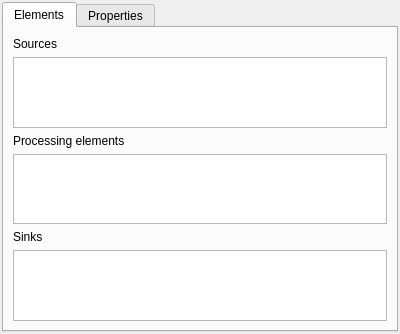
Before: the Qt Designer form branches/newMDE/src/edr/src/plugins/newVdf/ui/TypesWindow.ui in mk4me/hm-mde-one, drawn with Qt 5.
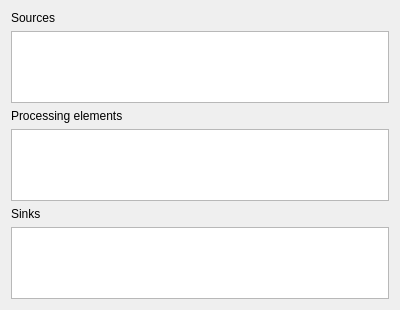
After: the same form once the commit is applied.

Patch:
```diff
--- a/branches/newMDE/src/edr/src/plugins/newVdf/ui/TypesWindow.ui
+++ b/branches/newMDE/src/edr/src/plugins/newVdf/ui/TypesWindow.ui
@@ -14,19 +14,6 @@
    <string>Types</string>
   </property>
   <layout class="QVBoxLayout" name="verticalLayout">
-   <property name="margin">
-    <number>2</number>
-   </property>
-   <item>
-    <widget class="QTabWidget" name="tabWidget">
-     <property name="currentIndex">
-      <number>0</number>
-     </property>
-     <widget class="QWidget" name="elementsTab">
-      <attribute name="title">
-       <string>Elements</string>
-      </attribute>
-      <layout class="QVBoxLayout" name="verticalLayout_2">
        <item>
         <widget class="QLabel" name="label">
          <property name="text">
@@ -76,15 +63,6 @@
          <property name="viewMode">
           <enum>QListView::IconMode</enum>
          </property>
-        </widget>
-       </item>
-      </layout>
-     </widget>
-     <widget class="QWidget" name="propertiesTab">
-      <attribute name="title">
-       <string>Properties</string>
-      </attribute>
-     </widget>
     </widget>
    </item>
   </layout>
```
Lines whose indentation alone changed are shown as unchanged.
